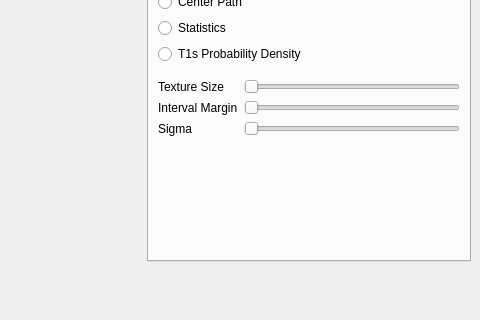
Above: MainWindow.ui from danlipsa/foamvis before the change; both pictures show x 563 to 1043 and y 151 to 471 of the 1043 by 596 pixel window. Below: the same form after it.
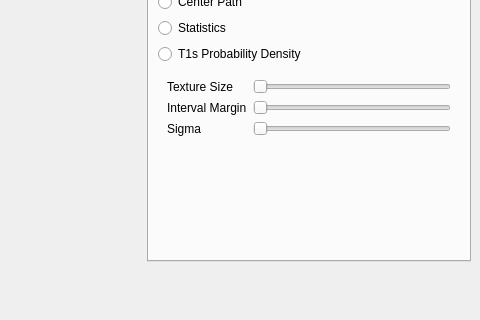
That is the form after the change. The open tabs and pages were chosen to show the change. Custom widgets are drawn as their Qt base class.

```diff
--- a/MainWindow.ui
+++ b/MainWindow.ui
@@ -1802,11 +1802,8 @@
              </widget>
              <widget class="QWidget" name="pageT1sProbabilityDensity">
               <layout class="QFormLayout" name="formLayout_13">
-               <property name="leftMargin">
-                <number>0</number>
-               </property>
-               <property name="rightMargin">
-                <number>0</number>
+               <property name="fieldGrowthPolicy">
+                <enum>QFormLayout::AllNonFixedFieldsGrow</enum>
                </property>
                <item row="0" column="0">
                 <widget class="QLabel" name="label_28">
```
Left out of the diff: 4 changed lines with no effect on the pictures.
